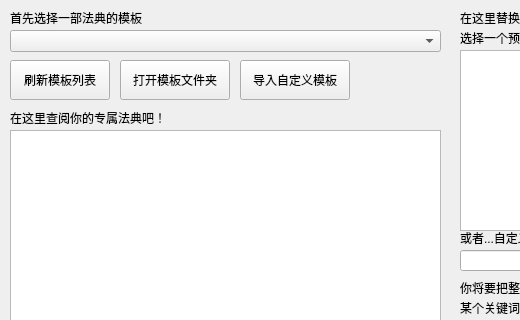
First picture: the form in ui/MainForm.ui, repository Pitrick3141/DontFDHere, before the edit; both pictures show x 0 to 520 and y 0 to 320 of the 1290 by 520 pixel window.
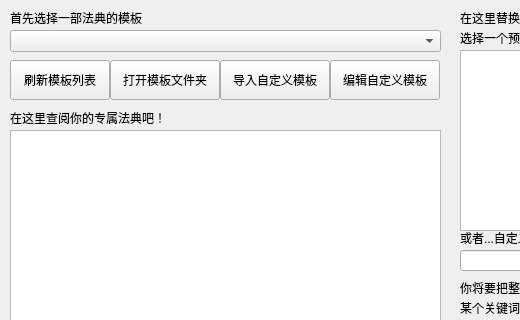
Second picture: the form after the edit.

The edit to the form file:
```diff
--- a/ui/MainForm.ui
+++ b/ui/MainForm.ui
@@ -247,7 +247,7 @@
   <widget class="QPushButton" name="buttonOpenTemplateDir">
    <property name="geometry">
     <rect>
-     <x>120</x>
+     <x>110</x>
      <y>60</y>
      <width>110</width>
      <height>40</height>
@@ -260,7 +260,7 @@
   <widget class="QPushButton" name="buttonImportTemplate">
    <property name="geometry">
     <rect>
-     <x>240</x>
+     <x>220</x>
      <y>60</y>
      <width>110</width>
      <height>40</height>
@@ -280,6 +280,19 @@
     </rect>
    </property>
   </widget>
+  <widget class="QPushButton" name="buttonCustomTemplate">
+   <property name="geometry">
+    <rect>
+     <x>330</x>
+     <y>60</y>
+     <width>110</width>
+     <height>40</height>
+    </rect>
+   </property>
+   <property name="text">
+    <string>编辑自定义模板</string>
+   </property>
+  </widget>
  </widget>
  <resources/>
  <connections/>
```
